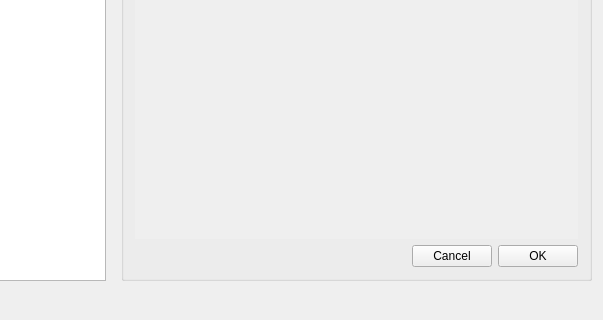
Before: the Qt Designer form avr-cec-client/ui/windowmain.ui in miniME89/avr-cec, drawn with Qt 5; both pictures show x 397 to 1000 and y 280 to 600 of the 1000 by 600 pixel window.
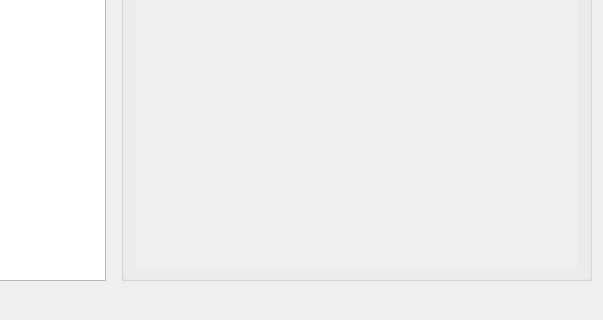
After: the same form once the commit is applied.

Commit message: avr-cec-client fix for selection of trigger rule option

```diff
--- a/avr-cec-client/ui/windowmain.ui
+++ b/avr-cec-client/ui/windowmain.ui
@@ -373,7 +373,7 @@
                    </property>
                   </widget>
                  </item>
-                 <item row="5" column="0" colspan="6">
+                 <item row="5" column="0" colspan="3">
                   <widget class="QScrollArea" name="containerTriggerRules">
                    <property name="frameShape">
                     <enum>QFrame::NoFrame</enum>
@@ -387,7 +387,7 @@
                       <x>0</x>
                       <y>0</y>
                       <width>451</width>
-                      <height>369</height>
+                      <height>400</height>
                      </rect>
                     </property>
                     <layout class="QVBoxLayout" name="containerTriggerRulesLayout">
@@ -461,7 +461,7 @@
                    </property>
                   </widget>
                  </item>
-                 <item row="0" column="1" colspan="5">
+                 <item row="0" column="1" colspan="2">
                   <widget class="QComboBox" name="comboTriggerMessage">
                    <property name="sizePolicy">
                     <sizepolicy hsizetype="Fixed" vsizetype="Fixed">
@@ -592,43 +592,6 @@
                    </property>
                   </widget>
                  </item>
-                 <item row="6" column="0" colspan="6">
-                  <layout class="QHBoxLayout" name="horizontalLayout_7">
-                   <item>
-                    <spacer name="horizontalSpacer_4">
-                     <property name="orientation">
-                      <enum>Qt::Horizontal</enum>
-                     </property>
-                     <property name="sizeHint" stdset="0">
-                      <size>
-                       <width>40</width>
-                       <height>20</height>
-                      </size>
-                     </property>
-                    </spacer>
-                   </item>
-                   <item>
-                    <widget class="QPushButton" name="buttonTriggerCancel">
-                     <property name="text">
-                      <string>Cancel</string>
-                     </property>
-                    </widget>
-                   </item>
-                   <item>
-                    <widget class="QPushButton" name="buttonTriggerOk">
-                     <property name="sizePolicy">
-                      <sizepolicy hsizetype="Fixed" vsizetype="Fixed">
-                       <horstretch>0</horstretch>
-                       <verstretch>0</verstretch>
-                      </sizepolicy>
-                     </property>
-                     <property name="text">
-                      <string>OK</string>
-                     </property>
-                    </widget>
-                   </item>
-                  </layout>
-                 </item>
                 </layout>
                </widget>
               </item>
@@ -828,43 +791,6 @@
                    </widget>
                   </widget>
                  </item>
-                 <item row="2" column="0" colspan="3">
-                  <layout class="QHBoxLayout" name="horizontalLayout_2">
-                   <item>
-                    <spacer name="horizontalSpacer_3">
-                     <property name="orientation">
-                      <enum>Qt::Horizontal</enum>
-                     </property>
-                     <property name="sizeHint" stdset="0">
-                      <size>
-                       <width>40</width>
-                       <height>20</height>
-                      </size>
-                     </property>
-                    </spacer>
-                   </item>
-                   <item>
-                    <widget class="QPushButton" name="buttonActionCancel">
-                     <property name="text">
-                      <string>Cancel</string>
-                     </property>
-                    </widget>
-                   </item>
-                   <item>
-                    <widget class="QPushButton" name="buttonActionOk">
-                     <property name="sizePolicy">
-                      <sizepolicy hsizetype="Fixed" vsizetype="Fixed">
-                       <horstretch>0</horstretch>
-                       <verstretch>0</verstretch>
-                      </sizepolicy>
-                     </property>
-                     <property name="text">
-                      <string>OK</string>
-                     </property>
-                    </widget>
-                   </item>
-                  </layout>
-                 </item>
                 </layout>
                </widget>
               </item>
```
The commit also changes 4 other files.
